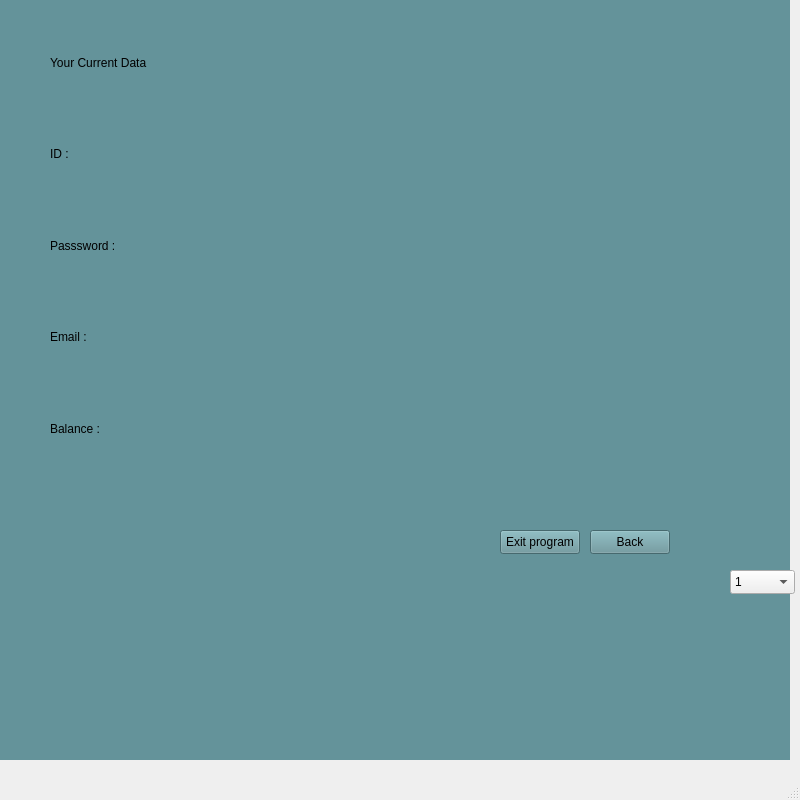
This is omar qt/QtWidgetsApplication3.ui in MohammedNaser28/SP_metro_system as Qt 5 draws it before an edit. The edited form follows.
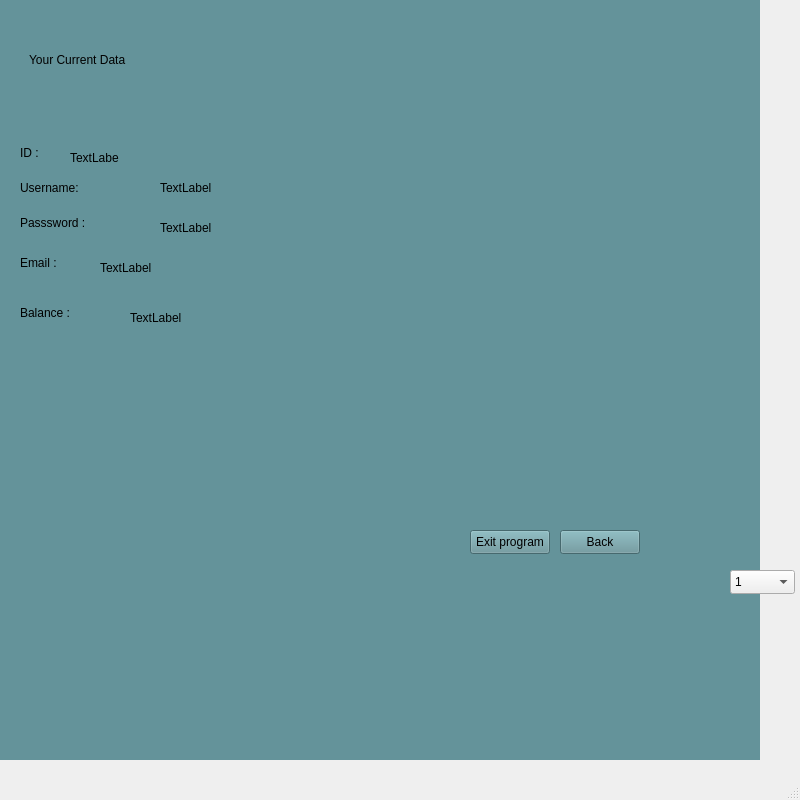
This is the edited form. The open tabs and pages were chosen to show the change. Icons and pictures are not drawn.

What changed in the file:
```diff
--- a/omar qt/QtWidgetsApplication3.ui
+++ b/omar qt/QtWidgetsApplication3.ui
@@ -23,7 +23,7 @@
    <widget class="QStackedWidget" name="stackedWidget">
     <property name="geometry">
      <rect>
-      <x>-10</x>
+      <x>-40</x>
       <y>-40</y>
       <width>800</width>
       <height>800</height>
@@ -565,14 +565,20 @@
       <property name="geometry">
        <rect>
         <x>60</x>
-        <y>60</y>
+        <y>70</y>
         <width>581</width>
         <height>451</height>
        </rect>
       </property>
-      <layout class="QVBoxLayout" name="verticalLayout">
-       <item>
         <widget class="QLabel" name="label_30">
+       <property name="geometry">
+        <rect>
+         <x>9</x>
+         <y>9</y>
+         <width>310</width>
+         <height>41</height>
+        </rect>
+       </property>
          <property name="styleSheet">
           <string notr="true">font: 700 28pt &quot;Times New Roman&quot;;</string>
          </property>
@@ -580,9 +586,15 @@
           <string>Your Current Data </string>
          </property>
         </widget>
-       </item>
-       <item>
         <widget class="QLabel" name="label_31">
+       <property name="geometry">
+        <rect>
+         <x>0</x>
+         <y>110</y>
+         <width>40</width>
+         <height>26</height>
+        </rect>
+       </property>
          <property name="styleSheet">
           <string notr="true">font: 700 17pt &quot;Times New Roman&quot;;</string>
          </property>
@@ -590,9 +602,15 @@
           <string>ID :</string>
          </property>
         </widget>
-       </item>
-       <item>
         <widget class="QLabel" name="label_32">
+       <property name="geometry">
+        <rect>
+         <x>0</x>
+         <y>180</y>
+         <width>119</width>
+         <height>26</height>
+        </rect>
+       </property>
          <property name="styleSheet">
           <string notr="true">font: 700 17pt &quot;Times New Roman&quot;;</string>
          </property>
@@ -600,9 +618,15 @@
           <string>Passsword :</string>
          </property>
         </widget>
-       </item>
-       <item>
         <widget class="QLabel" name="label_33">
+       <property name="geometry">
+        <rect>
+         <x>0</x>
+         <y>220</y>
+         <width>72</width>
+         <height>26</height>
+        </rect>
+       </property>
          <property name="styleSheet">
           <string notr="true">font: 700 17pt &quot;Times New Roman&quot;;</string>
          </property>
@@ -610,9 +634,15 @@
           <string>Email :</string>
          </property>
         </widget>
-       </item>
-       <item>
         <widget class="QLabel" name="label_34">
+       <property name="geometry">
+        <rect>
+         <x>0</x>
+         <y>270</y>
+         <width>92</width>
+         <height>26</height>
+        </rect>
+       </property>
          <property name="styleSheet">
           <string notr="true">font: 700 17pt &quot;Times New Roman&quot;;</string>
          </property>
@@ -620,8 +650,87 @@
           <string>Balance :</string>
          </property>
         </widget>
-       </item>
-      </layout>
+      <widget class="QLabel" name="id_label">
+       <property name="geometry">
+        <rect>
+         <x>50</x>
+         <y>120</y>
+         <width>49</width>
+         <height>16</height>
+        </rect>
+       </property>
+       <property name="text">
+        <string>TextLabel</string>
+       </property>
+      </widget>
+      <widget class="QLabel" name="pass_label">
+       <property name="geometry">
+        <rect>
+         <x>140</x>
+         <y>190</y>
+         <width>201</width>
+         <height>16</height>
+        </rect>
+       </property>
+       <property name="text">
+        <string>TextLabel</string>
+       </property>
+      </widget>
+      <widget class="QLabel" name="email_label">
+       <property name="geometry">
+        <rect>
+         <x>80</x>
+         <y>230</y>
+         <width>301</width>
+         <height>16</height>
+        </rect>
+       </property>
+       <property name="text">
+        <string>TextLabel</string>
+       </property>
+      </widget>
+      <widget class="QLabel" name="balance_label">
+       <property name="geometry">
+        <rect>
+         <x>110</x>
+         <y>280</y>
+         <width>161</width>
+         <height>16</height>
+        </rect>
+       </property>
+       <property name="text">
+        <string>TextLabel</string>
+       </property>
+      </widget>
+      <widget class="QLabel" name="label_7">
+       <property name="geometry">
+        <rect>
+         <x>0</x>
+         <y>150</y>
+         <width>111</width>
+         <height>16</height>
+        </rect>
+       </property>
+       <property name="styleSheet">
+        <string notr="true">font: 700 17pt &quot;Times New Roman&quot;;</string>
+       </property>
+       <property name="text">
+        <string>Username:</string>
+       </property>
+      </widget>
+      <widget class="QLabel" name="username_label">
+       <property name="geometry">
+        <rect>
+         <x>140</x>
+         <y>150</y>
+         <width>181</width>
+         <height>16</height>
+        </rect>
+       </property>
+       <property name="text">
+        <string>TextLabel</string>
+       </property>
+      </widget>
      </widget>
      <widget class="QPushButton" name="back1">
       <property name="geometry">
```
Left out of the diff: 38 changed lines with no effect on the pictures. Lines whose indentation alone changed are shown as unchanged.
